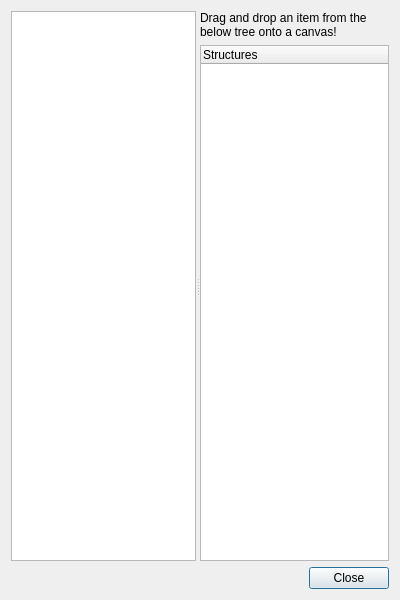
Above: UI/glitch-structures.ui from textbrowser/glitch before the change. Below: the same form after it.
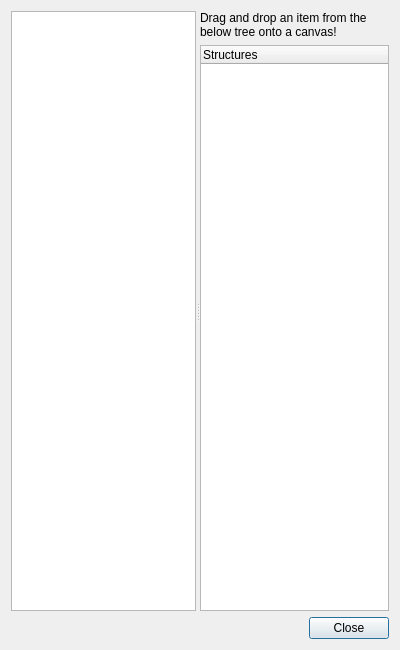
That is the form after the change. Icons and pictures are not drawn. Custom widgets are drawn as their Qt base class.

What changed in the file:
```diff
--- a/UI/glitch-structures.ui
+++ b/UI/glitch-structures.ui
@@ -7,7 +7,7 @@
     <x>0</x>
     <y>0</y>
     <width>400</width>
-    <height>600</height>
+    <height>650</height>
    </rect>
   </property>
   <property name="windowTitle">
```
